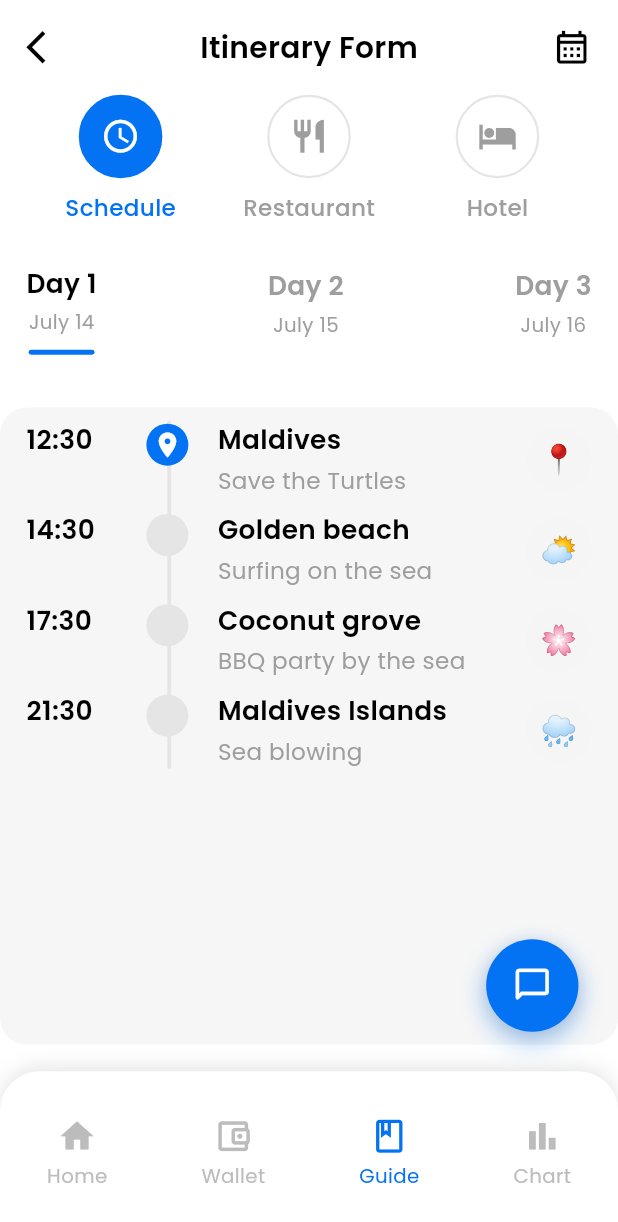
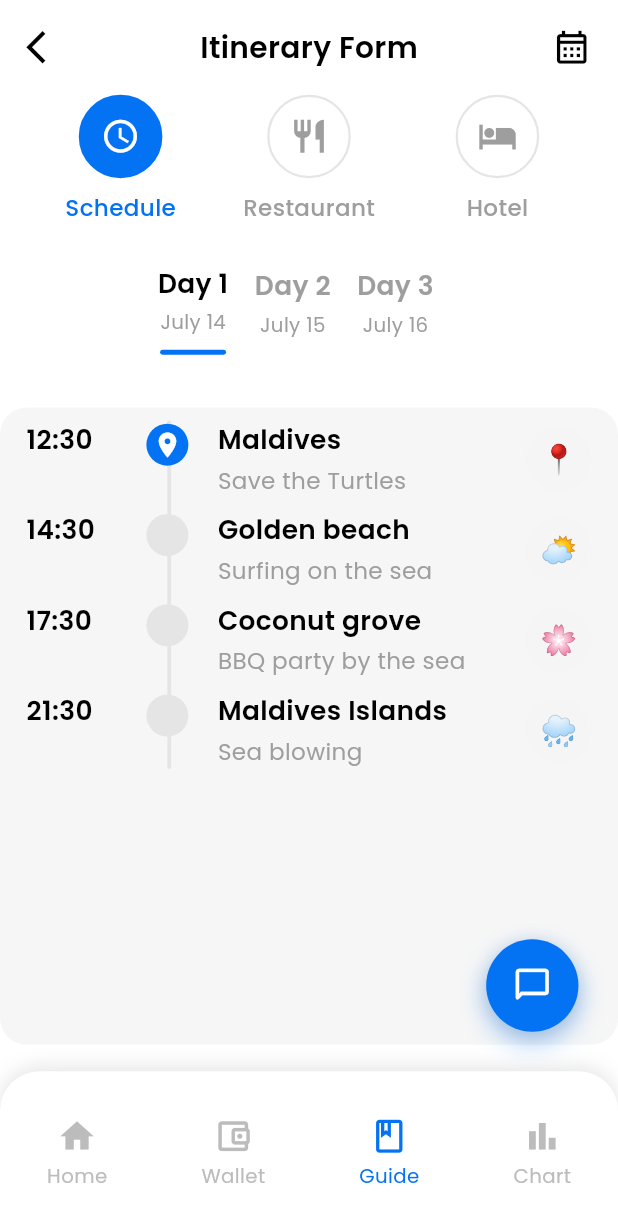
Before and after one commit to neroamy/travel-concierge-app, a Flutter app: the PlanViewScreen screen opened by its route, on a phone screen of 412 x 824 dp. Shown: the top 1222 px of the screen. Run offline on Flutter 3.47's test engine with Material 3 defaults, Android fonts, the phone set to English and light mode, and no system bars; our stand-ins replace cached_network_image, flutter_animate, flutter_svg, geolocator, google_maps_flutter, shared_preferences; accounts and stored records are empty; network calls fail.

```diff
--- a/lib/presentation/plan_view_screen/plan_view_screen.dart
+++ b/lib/presentation/plan_view_screen/plan_view_screen.dart
@@ -292,11 +292,16 @@ class _PlanViewScreenState extends State<PlanViewScreen> {
 
     return Padding(
       padding: EdgeInsets.symmetric(horizontal: 16.h, vertical: 24.h),
-      child: Row(
-        mainAxisAlignment: MainAxisAlignment.spaceBetween,
-        children: List.generate(
-          _days.length,
-          (index) => _buildDayTab(_days[index]),
+      child: SingleChildScrollView(
+        scrollDirection: Axis.horizontal,
+        child: Row(
+          children: List.generate(
+            _days.length,
+            (index) => Padding(
+              padding: EdgeInsets.only(right: 16.h),
+              child: _buildDayTab(_days[index]),
+            ),
+          ),
         ),
       ),
     );
--- a/lib/routes/app_routes.dart
+++ b/lib/routes/app_routes.dart
@@ -10,6 +10,7 @@ import '../presentation/profile_settings_screen/profile_settings_screen.dart';
 import '../presentation/sign_in_screen/sign_in_screen.dart';
 import '../presentation/splash_screen/splash_screen.dart';
 import '../presentation/test_mockup_screen/test_mockup_screen.dart';
+import '../presentation/voice_chat_screen/voice_chat_screen.dart';
 
 class AppRoutes {
   static const String splashScreen = '/splash_screen';
@@ -24,6 +25,7 @@ class AppRoutes {
   static const String aiChatScreen = '/ai_chat_screen';
   static const String profileSettingsScreen = '/profile_settings_screen';
   static const String testMockupScreen = '/test_mockup_screen';
+  static const String voiceChatScreen = '/voice_chat_screen';
   static const String initialRoute = '/initialRoute';
 
   static Map<String, WidgetBuilder> routes = {
@@ -39,6 +41,7 @@ class AppRoutes {
     aiChatScreen: (context) => const AIChatScreen(),
     profileSettingsScreen: (context) => const ProfileSettingsScreen(),
     testMockupScreen: (context) => const TestMockupScreen(),
+    voiceChatScreen: (context) => const VoiceChatScreen(),
     initialRoute: (context) => const SplashScreen(),
   };
 }
--- a/pubspec.yaml
+++ b/pubspec.yaml
@@ -23,6 +23,7 @@ dependencies:
   intl: ^0.19.0
   shared_preferences: ^2.2.2
   flutter_launcher_icons: ^0.14.4
+  flutter_animate: ^4.5.2
 
 dev_dependencies:
   flutter_test:
```
Also changed, not shown: lib/core/utils/suggest_label_constants.dart (added, +8 -0 lines), lib/presentation/ai_chat_screen/ai_chat_screen.dart (+33 -0 lines), lib/presentation/sign_in_screen/sign_in_screen.dart (+8 -3 lines), lib/presentation/voice_chat_screen/voice_chat_screen.dart (added, +46 -0 lines), pubspec.lock.
